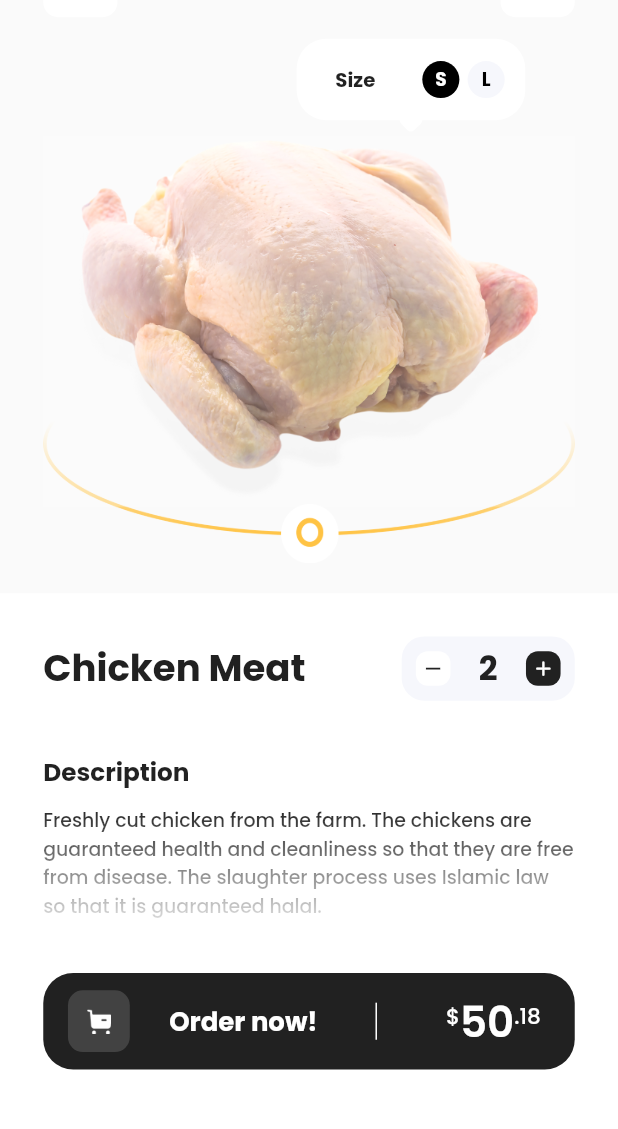
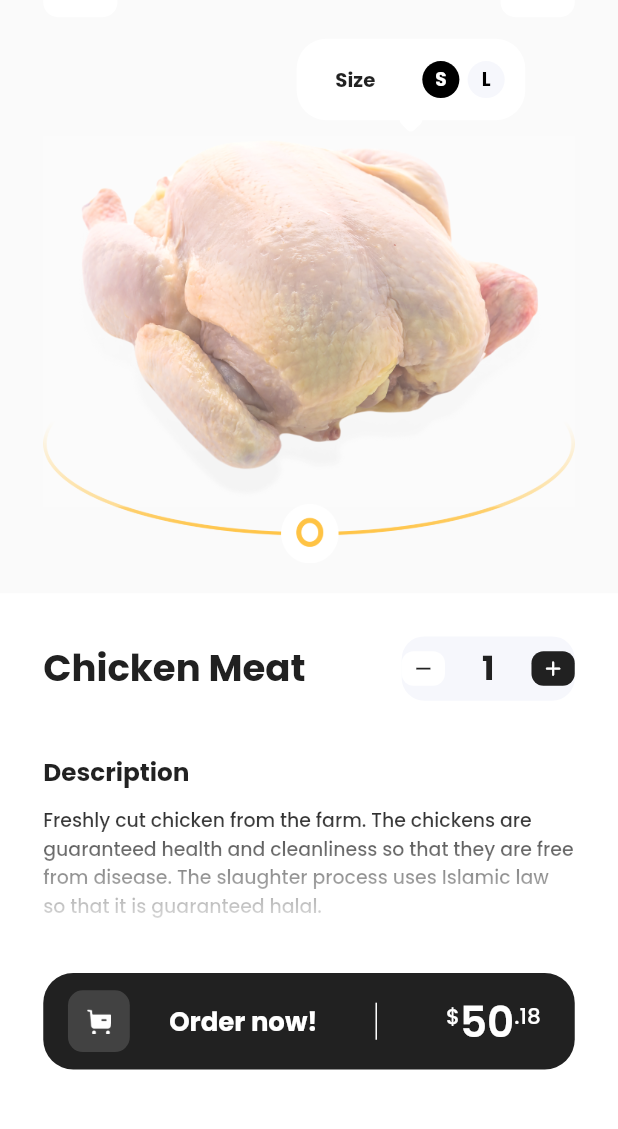
Before and after one commit to JhonatanAzevedo/Dine-Market, a Flutter app: the ProductDetails screen opened by its route, on a phone screen of 412 x 824 dp, the part 57-1186 px from its top. Run offline on Flutter 3.47's test engine with Material 2 defaults, Android fonts, the phone set to English and light mode, and no system bars; our stand-ins replace carousel_slider, get, google_fonts, smooth_page_indicator.

Commit message:
implementaçao do bloc no products details

```diff
--- /dev/null
+++ b/lib/app/bloc/product_details_bloc/product_details.dart
@@ -0,0 +1,30 @@
+import 'dart:async';
+
+class ControlProducts {
+int  _amount = 1;
+int get amount => _amount;
+
+final _amountController = StreamController<int>();
+
+Stream<int> get myStream => _amountController.stream;
+
+void incrementAmount(){
+  if(amount < 99){
+    _amount++;
+    _amountController.sink.add(amount);
+  }
+}
+
+void decrementAmount(){
+  if(amount > 1){
+    _amount--;
+    _amountController.sink.add(amount);
+  }
+}
+
+void closeStream(){
+  _amountController.close();
+
+}
+
+}
--- a/lib/app/ui/android/products_detais.dart/product_details.dart
+++ b/lib/app/ui/android/products_detais.dart/product_details.dart
@@ -1,7 +1,12 @@
+import 'package:dine_market/app/bloc/product_details_bloc/product_details.dart';
 import 'package:flutter/material.dart';
 import 'package:google_fonts/google_fonts.dart';
 
 class ProductDetails extends StatelessWidget {
+
+  final amountProduct = ControlProducts();
+
+
   @override
   Widget build(BuildContext context) {
     final height = MediaQuery.of(context).size.height / 100;
@@ -136,27 +141,52 @@ class ProductDetails extends StatelessWidget {
                                   mainAxisAlignment:
                                       MainAxisAlignment.spaceAround,
                                   children: [
-                                    Container(
+                                    Expanded(
+                                      flex: 1,
+                                      child: InkWell(
+                                        onTap: () => amountProduct.decrementAmount(),
+                                        child: Container(
                                             alignment: Alignment.center,
                                             width: height * 2.8,
                                             height: height * 2.8,
                                             decoration: BoxDecoration(
                                                 color: Color(0XFFFFFFFF),
                                                 borderRadius: BorderRadius.all(
-                                                Radius.circular(8))),
+                                                    Radius.circular(8)),
+                                                    ),
                                             child: Icon(
                                               Icons.remove,
                                               size: width * 4,
-                                        )),
-                                    Container(
-                                        child: Text(
-                                      '2',
+                                            ),
+                                            ),
+                                      ),
+                                    ),
+                                    Expanded(
+                                      flex: 2,
+                                      child: Container(
+                                        alignment: Alignment.center,
+                                          child: StreamBuilder<int>(
+                                            initialData: 1,
+                                            stream: amountProduct.myStream,
+                                            builder: (_,__){
+                                              return Text(
+                                                amountProduct.amount.toString(),
                                             style: GoogleFonts.poppins(
                                             fontWeight: FontWeight.bold,
                                             fontSize: 22,
                                             color: Color(0XFF212121)),
-                                    )),
-                                    Container(
+                                                );
+                                            },
+                                          ),
+
+                                       ),
+                                      ),
+
+                                    Expanded(
+                                      flex: 1,
+                                      child: InkWell(
+                                        onTap: () => amountProduct.incrementAmount(),
+                                        child: Container(
                                           width: height * 2.8,
                                           height: height * 2.8,
                                           decoration: BoxDecoration(
@@ -167,6 +197,8 @@ class ProductDetails extends StatelessWidget {
                                             Icons.add_rounded,
                                             color: Colors.white,
                                             size: width * 4,
+                                          ),
+                                        ),
                                       ),
                                     ),
                                   ]),
```
Also changed, not shown: lib/app/controllers/home_controller/home_controller.dart (line endings or trailing spaces). Lines whose indentation alone changed are shown as unchanged.
